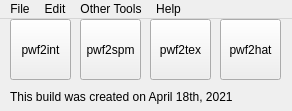
Old version of the form QtGUI/pwf2main.ui in the repository pahaze/pwf2tools-cpp.
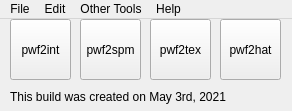
New version of the form. Icons and pictures are not drawn.

Commit message: Add options, finally. Options are INI files. Add exit-tool-on-use option to every tool. Fix window resizing for pwf2spm (these will eventually be unlimited to scaling, I'm just still learning). New build dates :)

```diff
--- a/QtGUI/pwf2main.ui
+++ b/QtGUI/pwf2main.ui
@@ -112,7 +112,7 @@
      </font>
     </property>
     <property name="text">
-     <string>This build was created on April 18th, 2021</string>
+     <string>This build was created on May 3rd, 2021</string>
     </property>
    </widget>
   </widget>
```
The commit also changes 11 other files.
